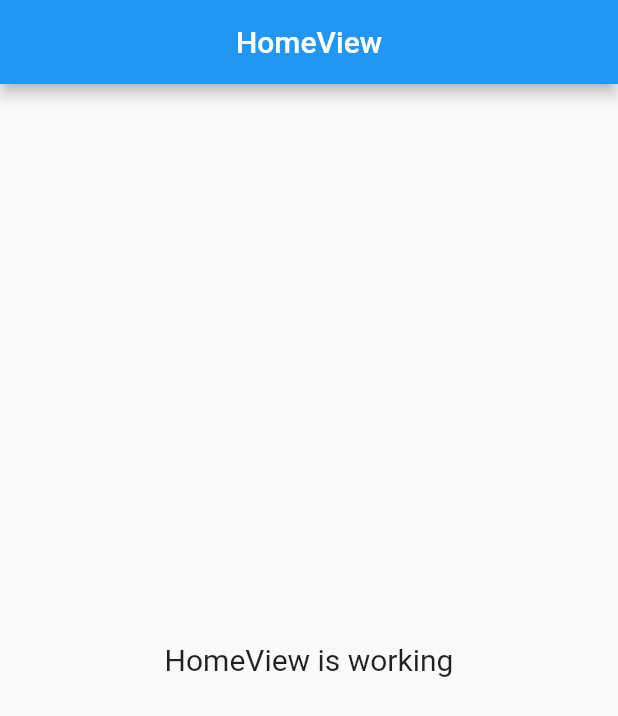
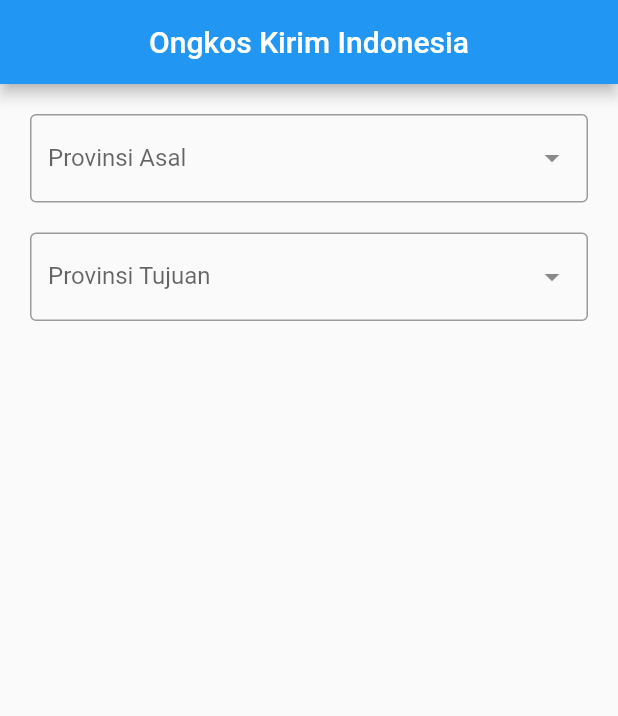
Before and after one commit to 36Noya/ongkir_getx, a Flutter app: the screen it shows after launch, on a phone screen of 412 x 824 dp. Shown: the top 716 px of the screen. Run offline on Flutter 3.47's test engine with Material 2 defaults, Android fonts, the phone set to English and light mode, and no system bars; drawn by our look-alikes of dropdown_search; our stand-ins replace get.

Commit message:
add province and city models and widgets

```diff
--- /dev/null
+++ b/assets/models/province.json
@@ -0,0 +1,4 @@
+{
+    "province_id": "12",
+"province": "Kalimantan Barat"
+}
--- /dev/null
+++ b/lib/app/data/models/province_model.dart
@@ -0,0 +1,34 @@
+// To parse this JSON data, do
+//
+//     final provinceModel = provinceModelFromJson(jsonString);
+
+import 'dart:convert';
+
+ProvinceModel provinceModelFromJson(String str) =>
+    ProvinceModel.fromJson(json.decode(str));
+
+String provinceModelToJson(ProvinceModel data) => json.encode(data.toJson());
+
+class ProvinceModel {
+  ProvinceModel({
+    this.provinceId,
+    this.province,
+  });
+
+  String? provinceId;
+  String? province;
+
+  factory ProvinceModel.fromJson(Map<String, dynamic> json) => ProvinceModel(
+        provinceId: json["province_id"],
+        province: json["province"],
+      );
+
+  Map<String, dynamic> toJson() => {
+        "province_id": provinceId,
+        "province": province,
+      };
+  static List<ProvinceModel> fromJsonList(List list) {
+    if (list.isEmpty) return List<ProvinceModel>.empty();
+    return list.map((item) => ProvinceModel.fromJson(item)).toList();
+  }
+}
--- a/lib/app/modules/home/controllers/home_controller.dart
+++ b/lib/app/modules/home/controllers/home_controller.dart
@@ -2,22 +2,11 @@ import 'package:get/get.dart';
 
 class HomeController extends GetxController {
   //TODO: Implement HomeController
+  var hiddenCityFrom = true.obs;
+  var provinceIdFrom = 0.obs;
+  var cityIdFrom = 0.obs;
 
-  final count = 0.obs;
-  @override
-  void onInit() {
-    super.onInit();
-  }
-
-  @override
-  void onReady() {
-    super.onReady();
-  }
-
-  @override
-  void onClose() {
-    super.onClose();
-  }
-
-  void increment() => count.value++;
+  var hiddenCityTo = true.obs;
+  var provinceIdTo = 0.obs;
+  var cityIdTo = 0.obs;
 }
--- a/lib/app/modules/home/views/home_view.dart
+++ b/lib/app/modules/home/views/home_view.dart
@@ -1,7 +1,13 @@
+import 'dart:convert';
+
+import 'package:dropdown_search/dropdown_search.dart';
 import 'package:flutter/material.dart';
+import 'package:get/get.dart';
+import 'package:ongkir_getx/app/modules/home/views/widgets/city_widget.dart';
+import 'package:ongkir_getx/app/modules/home/views/widgets/province_widget.dart';
 
-import 'package:get/get.dart';
-
+import './widgets/city_widget.dart';
+import './widgets/province_widget.dart';
 import '../controllers/home_controller.dart';
 
 class HomeView extends GetView<HomeController> {
@@ -10,14 +16,35 @@ class HomeView extends GetView<HomeController> {
   Widget build(BuildContext context) {
     return Scaffold(
       appBar: AppBar(
-        title: Text('HomeView'),
+        title: Text('Ongkos Kirim Indonesia'),
         centerTitle: true,
       ),
-      body: Center(
-        child: Text(
-          'HomeView is working',
-          style: TextStyle(fontSize: 20),
-        ),
+      body: ListView(
+        padding: EdgeInsets.all(20),
+        children: [
+          ProvinceWidget(
+            type: "asal",
+          ),
+          Obx(
+            () => controller.hiddenCityFrom.isTrue
+                ? SizedBox()
+                : CityWidget(
+                    provinceId: controller.provinceIdFrom.value,
+                    type: "asal",
+                  ),
+          ),
+          ProvinceWidget(
+            type: "tujuan",
+          ),
+          Obx(
+            () => controller.hiddenCityTo.isTrue
+                ? SizedBox()
+                : CityWidget(
+                    provinceId: controller.provinceIdTo.value,
+                    type: "tujuan",
+                  ),
+          ),
+        ],
       ),
     );
   }
--- /dev/null
+++ b/lib/app/modules/home/views/widgets/province_widget.dart
@@ -0,0 +1,109 @@
+import 'dart:convert';
+
+import 'package:dropdown_search/dropdown_search.dart';
+import 'package:get/get_state_manager/src/simple/get_view.dart';
+import 'package:flutter/material.dart';
+import 'package:http/http.dart' as http;
+
+import '../../../../data/models/province_model.dart';
+import '../../controllers/home_controller.dart';
+
+class ProvinceWidget extends GetView<HomeController> {
+  const ProvinceWidget({
+    Key? key,
+    required this.type,
+  }) : super(key: key);
+
+  final String type;
+
+  @override
+  Widget build(BuildContext context) {
+    return Padding(
+      padding: const EdgeInsets.only(bottom: 20.0),
+      child: DropdownSearch<ProvinceModel>(
+        asyncItems: (String filter) async {
+          Uri url = Uri.parse("https://api.rajaongkir.com/starter/province");
+          try {
+            final response = await http.get(
+              url,
+              headers: {
+                "key": "ac445fa14f4e72086af4ae19f59097df",
+              },
+            );
+            var data = json.decode(response.body) as Map<String, dynamic>;
+
+            var statusCode = data['rajaongkir']['status']['code'];
+
+            if (statusCode != 200) {
+              throw data['rajaongkir']['status']['description'];
+            }
+
+            var allProvince = data['rajaongkir']['results'] as List<dynamic>;
+
+            var models = ProvinceModel.fromJsonList(allProvince);
+            return models;
+          } catch (e) {
+            print(e);
+            return List<ProvinceModel>.empty();
+          }
+        },
+        onChanged: (provinceValue) {
+          if (provinceValue != null) {
+            if (type == "asal") {
+              controller.hiddenCityFrom.value = false;
+              controller.provinceIdFrom.value =
+                  int.parse(provinceValue.provinceId!);
+            } else {
+              controller.hiddenCityTo.value = false;
+              controller.provinceIdTo.value =
+                  int.parse(provinceValue.provinceId!);
+            }
+          } else {
+            if (type == "asal") {
+              controller.hiddenCityFrom.value = true;
+              controller.provinceIdFrom.value = 0;
+            } else {
+              controller.hiddenCityTo.value = true;
+              controller.provinceIdTo.value = 0;
+            }
+          }
+        },
+        popupProps: PopupProps.menu(
+          itemBuilder: (context, item, isSelected) {
+            return Container(
+              padding: EdgeInsets.symmetric(
+                horizontal: 20,
+                vertical: 10,
+              ),
+              child: Text(
+                "${item.province}",
+                style: TextStyle(
+                  fontSize: 18,
+                ),
+              ),
+            );
+          },
+          showSearchBox: true,
+          searchFieldProps: TextFieldProps(
+            decoration: InputDecoration(
+              border: OutlineInputBorder(),
+              hintText: "Cari Provinsi",
+            ),
+          ),
+        ),
+        clearButtonProps: ClearButtonProps(
+          isVisible: true,
+          padding: EdgeInsets.all(0),
+        ),
+        dropdownDecoratorProps: DropDownDecoratorProps(
+          dropdownSearchDecoration: InputDecoration(
+            border: OutlineInputBorder(),
+            labelText: type == "asal" ? "Provinsi Asal" : "Provinsi Tujuan",
+            hintText: type == "asal" ? "Provinsi Asal" : "Provinsi Tujuan",
+          ),
+        ),
+        itemAsString: (item) => item.province!,
+      ),
+    );
+  }
+}
```
Also changed, not shown: assets/models/city.json (added, +8 -0 lines), lib/app/data/models/city_model.dart (added, +50 -0 lines), lib/app/modules/home/views/widgets/city_widget.dart (added, +109 -0 lines), 1 other file.
